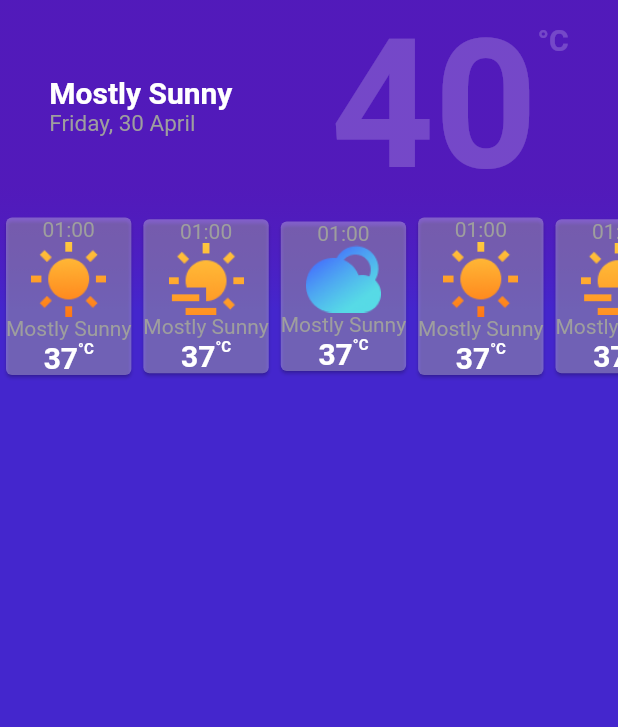
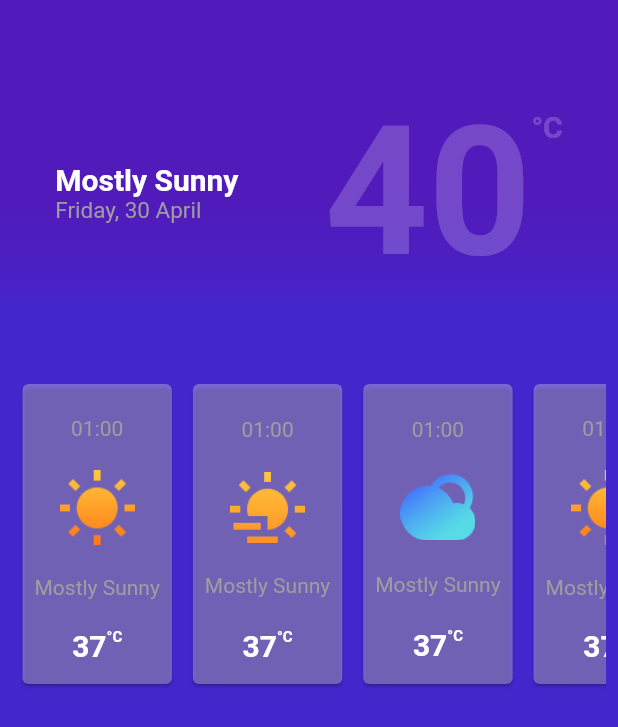
Before and after one commit to jorgesarabia/weather_example, a Flutter app: the screen it shows after launch, on a phone screen of 412 x 824 dp. Shown: the top 727 px of the screen. Run offline on Flutter 3.47's test engine with Material 2 defaults, Android fonts, the phone set to English and light mode, and no system bars.

Commit message:
Update daycard

```diff
--- a/lib/weather/presentation/home_screen.dart
+++ b/lib/weather/presentation/home_screen.dart
@@ -22,10 +22,15 @@ class HomeScreen extends StatelessWidget {
             ),
           ),
           SingleChildScrollView(
+            child: Padding(
+              padding: const EdgeInsets.all(8.0),
               child: Column(
                 crossAxisAlignment: CrossAxisAlignment.stretch,
                 children: [
-                const CurrentWeather(),
+                  const Padding(
+                    padding: EdgeInsets.symmetric(vertical: 50.0),
+                    child: CurrentWeather(),
+                  ),
                   SingleChildScrollView(
                     scrollDirection: Axis.horizontal,
                     child: Row(
@@ -42,6 +47,7 @@ class HomeScreen extends StatelessWidget {
                 ],
               ),
             ),
+          ),
         ],
       ),
     );
--- a/lib/weather/presentation/widgets/day_card.dart
+++ b/lib/weather/presentation/widgets/day_card.dart
@@ -11,28 +11,23 @@ class DayCard extends StatelessWidget {
 
   @override
   Widget build(BuildContext context) {
-    return Card(
+    return Padding(
+      padding: const EdgeInsets.all(3.0),
+      child: Card(
         color: Colors.white.withOpacity(0.3),
+        child: Container(
+          padding: const EdgeInsets.all(8.0),
+          height: 200,
           child: Column(
             mainAxisSize: MainAxisSize.min,
-        mainAxisAlignment: MainAxisAlignment.spaceBetween,
+            mainAxisAlignment: MainAxisAlignment.spaceAround,
             children: [
-          const Text(
-            '01:00',
-            style: TextStyle(
-              color: Colors.grey,
-            ),
-          ),
+              const _GreyText(label: '01:00'),
               Image.asset(
                 'assets/$asset.png',
                 width: 50.0,
               ),
-          const Text(
-            'Mostly Sunny',
-            style: TextStyle(
-              color: Colors.grey,
-            ),
-          ),
+              const _GreyText(label: 'Mostly Sunny'),
               Row(
                 crossAxisAlignment: CrossAxisAlignment.start,
                 mainAxisAlignment: MainAxisAlignment.center,
@@ -57,6 +52,30 @@ class DayCard extends StatelessWidget {
               ),
             ],
           ),
+        ),
+      ),
     );
   }
 }
+
+class _GreyText extends StatelessWidget {
+  const _GreyText({
+    Key? key,
+    required this.label,
+  }) : super(key: key);
+
+  final String label;
+
+  @override
+  Widget build(BuildContext context) {
+    return Padding(
+      padding: const EdgeInsets.symmetric(vertical: 8),
+      child: Text(
+        label,
+        style: const TextStyle(
+          color: Colors.grey,
+        ),
+      ),
+    );
+  }
+}
```
Lines whose indentation alone changed are shown as unchanged.
